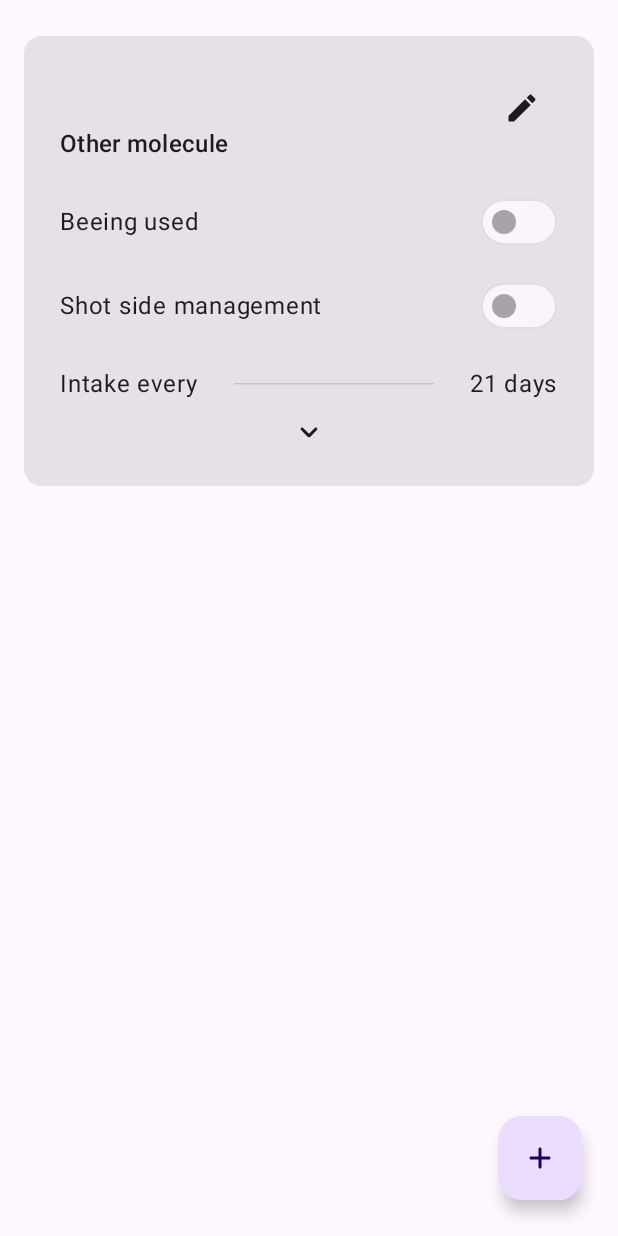
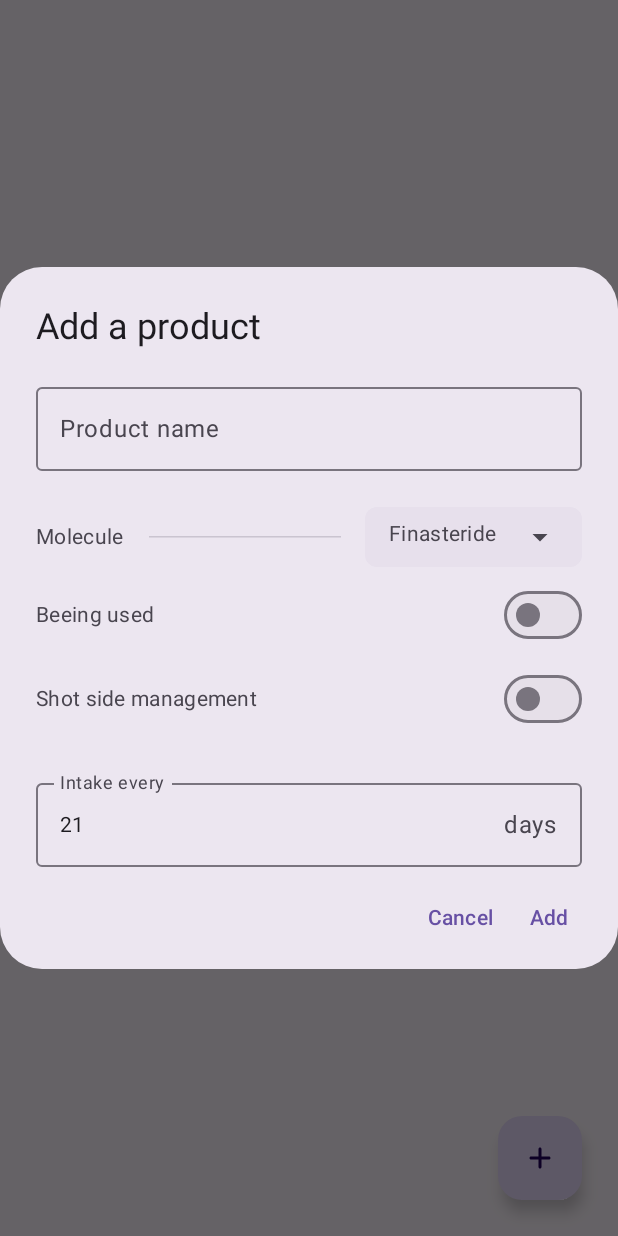
Before and after one commit to DuxMuxxy/TransMemo, an Android app built with Jetpack Compose: the composable ProductsScreen shown on its own in the app's theme, after a tap on "Add a product to the list", on a phone screen of 412 x 824 dp. Run offline under Robolectric (Android 15) with nearby library versions, the phone set to English and light mode, and no system bars; our stand-ins replace Room's generated code; 4 statements that could not run were skipped.

Commit message:
Add product dialog

```diff
--- a/app/src/main/java/com/chrysalide/transmemo/core/model/entities/ProductEntity.kt
+++ b/app/src/main/java/com/chrysalide/transmemo/core/model/entities/ProductEntity.kt
@@ -24,7 +24,7 @@ data class ProductEntity(
     companion object {
         fun default() = ProductEntity(
             name = "",
-            molecule = 0,
+            molecule = 8,
             unit = 0,
             dosePerIntake = 0f,
             capacity = 0f,
--- a/app/src/main/java/com/chrysalide/transmemo/di/AppModule.kt
+++ b/app/src/main/java/com/chrysalide/transmemo/di/AppModule.kt
@@ -21,6 +21,7 @@ import com.chrysalide.transmemo.core.usecase.ImportOldDatabaseUseCase
 import com.chrysalide.transmemo.presentation.MainActivityViewModel
 import com.chrysalide.transmemo.presentation.calendar.CalendarViewModel
 import com.chrysalide.transmemo.presentation.products.ProductsViewModel
+import com.chrysalide.transmemo.presentation.products.add.AddProductViewModel
 import com.chrysalide.transmemo.presentation.settings.SettingsViewModel
 import kotlinx.coroutines.CoroutineScope
 import kotlinx.coroutines.Dispatchers
@@ -60,6 +61,7 @@ private val viewModelModule = module {
     viewModelOf(::MainActivityViewModel)
     viewModelOf(::CalendarViewModel)
     viewModelOf(::ProductsViewModel)
+    viewModelOf(::AddProductViewModel)
     viewModelOf(::SettingsViewModel)
 }
 
--- /dev/null
+++ b/app/src/main/java/com/chrysalide/transmemo/presentation/extension/StringExtensions.kt
@@ -0,0 +1,7 @@
+package com.chrysalide.transmemo.presentation.extension
+
+import androidx.core.text.isDigitsOnly
+
+fun String.isValidIntegerValue() = isNotBlank() && isDigitsOnly()
+
+fun String.isValidDecimalValue() = isNotBlank() && matches("^[0-9]+(\\.[0-9]+)?$".toRegex())
--- a/app/src/main/java/com/chrysalide/transmemo/presentation/products/ProductsScreen.kt
+++ b/app/src/main/java/com/chrysalide/transmemo/presentation/products/ProductsScreen.kt
@@ -40,7 +40,6 @@ import androidx.compose.material3.OutlinedTextField
 import androidx.compose.material3.Switch
 import androidx.compose.material3.Text
 import androidx.compose.material3.TextButton
-import androidx.compose.material3.TextField
 import androidx.compose.runtime.Composable
 import androidx.compose.runtime.getValue
 import androidx.compose.runtime.mutableStateOf
@@ -57,7 +56,6 @@ import androidx.compose.ui.text.input.ImeAction
 import androidx.compose.ui.text.input.KeyboardType
 import androidx.compose.ui.text.style.TextOverflow
 import androidx.compose.ui.unit.dp
-import androidx.core.text.isDigitsOnly
 import androidx.lifecycle.compose.collectAsStateWithLifecycle
 import com.chrysalide.transmemo.R
 import com.chrysalide.transmemo.R.string
@@ -68,10 +66,13 @@ import com.chrysalide.transmemo.presentation.extension.containerCapacity
 import com.chrysalide.transmemo.presentation.extension.dosePerIntake
 import com.chrysalide.transmemo.presentation.extension.expirationDate
 import com.chrysalide.transmemo.presentation.extension.intakeInterval
+import com.chrysalide.transmemo.presentation.extension.isValidDecimalValue
+import com.chrysalide.transmemo.presentation.extension.isValidIntegerValue
 import com.chrysalide.transmemo.presentation.extension.moleculeName
 import com.chrysalide.transmemo.presentation.extension.unitName
 import com.chrysalide.transmemo.presentation.products.ProductsUiState.Loading
 import com.chrysalide.transmemo.presentation.products.ProductsUiState.Products
+import com.chrysalide.transmemo.presentation.products.add.AddProductDialog
 import com.chrysalide.transmemo.presentation.theme.TransMemoTheme
 import org.koin.androidx.compose.koinViewModel
 
@@ -80,11 +81,19 @@ fun ProductsScreen(
     viewModel: ProductsViewModel = koinViewModel(),
 ) {
     val productsUiState by viewModel.productsUiState.collectAsStateWithLifecycle()
+    var showAddProductDialog by remember { mutableStateOf(false) }
+
+    if (showAddProductDialog) {
+        AddProductDialog(
+            onDismiss = { showAddProductDialog = false },
+            onAddedProduct = { /* show added product snackbar ? */}
+        )
+    }
 
     ProductsView(
         productsUiState,
         saveProduct = viewModel::saveProduct,
-        addProduct = viewModel::addProduct
+        addProduct = { showAddProductDialog = true }
     )
 }
 
@@ -183,7 +192,8 @@ private fun ProductCard(
                                         .background(
                                             color = MaterialTheme.colorScheme.surfaceVariant,
                                             shape = MaterialTheme.shapes.small
-                                        ).clickable { isMoleculeDropDownExtended = !isMoleculeDropDownExtended }
+                                        )
+                                        .clickable { isMoleculeDropDownExtended = !isMoleculeDropDownExtended }
                                         .padding(horizontal = 16.dp, vertical = 8.dp)
                                 ) {
                                     Text(
@@ -203,6 +213,47 @@ private fun ProductCard(
                                             onClick = {
                                                 editableProduct = editableProduct.copy(molecule = index)
                                                 isMoleculeDropDownExtended = false
+                                            }
+                                        )
+                                    }
+                                }
+                            }
+                            Spacer(modifier = Modifier.height(24.dp))
+                            Row(verticalAlignment = Alignment.CenterVertically) {
+                                var isUnitDropDownExtended by remember { mutableStateOf(false) }
+                                Text(stringResource(string.feature_product_unit))
+                                HorizontalDivider(
+                                    modifier = Modifier
+                                        .weight(1f)
+                                        .widthIn(min = 16.dp)
+                                        .padding(horizontal = 16.dp)
+                                )
+                                Row(
+                                    modifier = Modifier
+                                        .background(
+                                            color = MaterialTheme.colorScheme.surfaceVariant,
+                                            shape = MaterialTheme.shapes.small
+                                        )
+                                        .clickable { isUnitDropDownExtended = !isUnitDropDownExtended }
+                                        .padding(horizontal = 16.dp, vertical = 8.dp)
+                                ) {
+                                    Text(
+                                        text = editableProduct.unitName(),
+                                        overflow = TextOverflow.Ellipsis
+                                    )
+                                    Spacer(modifier = Modifier.width(16.dp))
+                                    Icon(Icons.Filled.ArrowDropDown, contentDescription = null)
+                                }
+                                DropdownMenu(
+                                    expanded = isUnitDropDownExtended,
+                                    onDismissRequest = { isUnitDropDownExtended = false }
+                                ) {
+                                    stringArrayResource(R.array.units).forEachIndexed { index, unit ->
+                                        DropdownMenuItem(
+                                            text = { Text(unit) },
+                                            onClick = {
+                                                editableProduct = editableProduct.copy(unit = index)
+                                                isUnitDropDownExtended = false
                                             }
                                         )
                                     }
@@ -372,10 +423,10 @@ private fun ProductCard(
 }
 
 @Composable
-private fun SwitchRow(
+fun SwitchRow(
     text: String,
     checked: Boolean,
-    enabled: Boolean,
+    enabled: Boolean = true,
     onCheckedChange: (Boolean) -> Unit
 ) {
     Row(verticalAlignment = Alignment.CenterVertically) {
@@ -423,7 +474,7 @@ private fun TextValueRow(
                 null
             },
             trailingIcon = if (isError) {
-                { Icon(Icons.Filled.Warning, "error", tint = MaterialTheme.colorScheme.error) }
+                { Icon(Icons.Filled.Warning, contentDescription = null, tint = MaterialTheme.colorScheme.error) }
             } else {
                 null
             },
@@ -445,10 +496,6 @@ private fun TextValueRow(
         }
     }
 }
-
-private fun String.isValidIntegerValue() = isNotBlank() && isDigitsOnly()
-
-private fun String.isValidDecimalValue() = isNotBlank() && matches("^[0-9]+(\\.[0-9]+)?$".toRegex())
 
 @ThemePreviews
 @Composable
--- a/app/src/main/java/com/chrysalide/transmemo/presentation/products/ProductsViewModel.kt
+++ b/app/src/main/java/com/chrysalide/transmemo/presentation/products/ProductsViewModel.kt
@@ -29,12 +29,6 @@ class ProductsViewModel(
             databaseRepository.updateProduct(productEntity)
         }
     }
-
-    fun addProduct() {
-        viewModelScope.launch {
-            databaseRepository.insertProduct(ProductEntity.default())
-        }
-    }
 }
 
 sealed interface ProductsUiState {
--- /dev/null
+++ b/app/src/main/java/com/chrysalide/transmemo/presentation/products/add/AddProductDialog.kt
@@ -0,0 +1,214 @@
+package com.chrysalide.transmemo.presentation.products.add
+
+import androidx.compose.foundation.background
+import androidx.compose.foundation.clickable
+import androidx.compose.foundation.layout.Column
+import androidx.compose.foundation.layout.Row
+import androidx.compose.foundation.layout.Spacer
+import androidx.compose.foundation.layout.fillMaxWidth
+import androidx.compose.foundation.layout.height
+import androidx.compose.foundation.layout.padding
+import androidx.compose.foundation.layout.width
+import androidx.compose.foundation.layout.widthIn
+import androidx.compose.foundation.text.KeyboardActions
+import androidx.compose.foundation.text.KeyboardOptions
+import androidx.compose.material.icons.Icons
+import androidx.compose.material.icons.filled.ArrowDropDown
+import androidx.compose.material.icons.filled.Warning
+import androidx.compose.material3.AlertDialog
+import androidx.compose.material3.DropdownMenu
+import androidx.compose.material3.DropdownMenuItem
+import androidx.compose.material3.HorizontalDivider
+import androidx.compose.material3.Icon
+import androidx.compose.material3.MaterialTheme
+import androidx.compose.material3.OutlinedTextField
+import androidx.compose.material3.Text
+import androidx.compose.runtime.Composable
+import androidx.compose.runtime.getValue
+import androidx.compose.runtime.mutableStateOf
+import androidx.compose.runtime.remember
+import androidx.compose.runtime.setValue
+import androidx.compose.ui.Alignment
+import androidx.compose.ui.Modifier
+import androidx.compose.ui.focus.FocusDirection
+import androidx.compose.ui.platform.LocalFocusManager
+import androidx.compose.ui.res.stringArrayResource
+import androidx.compose.ui.res.stringResource
+import androidx.compose.ui.text.input.ImeAction
+import androidx.compose.ui.text.input.KeyboardType
+import androidx.compose.ui.text.style.TextOverflow
+import androidx.compose.ui.unit.dp
+import com.chrysalide.transmemo.R
+import org.koin.androidx.compose.koinViewModel
+import com.chrysalide.transmemo.R.string
+import com.chrysalide.transmemo.core.model.entities.ProductEntity
+import com.chrysalide.transmemo.presentation.design.ThemePreviews
+import com.chrysalide.transmemo.presentation.extension.isValidIntegerValue
+import com.chrysalide.transmemo.presentation.extension.moleculeName
+import com.chrysalide.transmemo.presentation.extension.unitName
+import com.chrysalide.transmemo.presentation.products.SwitchRow
+
+@Composable
+fun AddProductDialog(
+    onDismiss: () -> Unit,
+    onAddedProduct: () -> Unit,
+    viewModel: AddProductViewModel = koinViewModel()
+) {
+    AddProductDialog(
+        onDismiss = onDismiss,
+        addProduct = { product ->
+            viewModel.addProduct(product)
+            onAddedProduct()
+        }
+    )
+}
+
+@Composable
+private fun AddProductDialog(
+    onDismiss: () -> Unit,
+    addProduct: (ProductEntity) -> Unit
+) {
+    val focusManager = LocalFocusManager.current
+    var product by remember { mutableStateOf(ProductEntity.default()) }
+    var intakePeriodicityValue by remember { mutableStateOf(product.intakeInterval.toString()) }
+    val isIntakePeriodicityValid = intakePeriodicityValue.isValidIntegerValue()
+
+    AlertDialog(
+        onDismissRequest = onDismiss,
+        title = { Text(stringResource(string.feature_products_add_dialog_title)) },
+        text = {
+            Column {
+                OutlinedTextField(
+                    modifier = Modifier.fillMaxWidth(),
+                    value = product.name,
+                    onValueChange = { product = product.copy(name = it) },
+                    label = { Text(stringResource(string.feature_product_name)) },
+                    keyboardOptions = KeyboardOptions(imeAction = ImeAction.Next),
+                    keyboardActions = KeyboardActions(onNext = { focusManager.moveFocus(FocusDirection.Down) })
+                )
+                Spacer(modifier = Modifier.height(24.dp))
+                Row(verticalAlignment = Alignment.CenterVertically) {
+                    var isMoleculeDropDownExtended by remember { mutableStateOf(false) }
+                    Text(stringResource(string.feature_product_molecule))
+                    HorizontalDivider(
+                        modifier = Modifier
+                            .weight(1f)
+                            .widthIn(min = 16.dp)
+                            .padding(horizontal = 16.dp)
+                    )
+                    Row(
+                        modifier = Modifier
+                            .background(
+                                color = MaterialTheme.colorScheme.surfaceVariant,
+                                shape = MaterialTheme.shapes.small
+                            )
+                            .clickable { isMoleculeDropDownExtended = !isMoleculeDropDownExtended }
+                            .padding(horizontal = 16.dp, vertical = 8.dp)
+                    ) {
+                        Text(
+                            text = product.moleculeName(),
+                            maxLines = 1,
+                            overflow = TextOverflow.Ellipsis
+                        )
+                        Spacer(modifier = Modifier.width(16.dp))
+                        Icon(Icons.Filled.ArrowDropDown, contentDescription = null)
+                    }
+                    DropdownMenu(
+                        expanded = isMoleculeDropDownExtended,
+                        onDismissRequest = { isMoleculeDropDownExtended = false }
+                    ) {
+                        stringArrayResource(R.array.molecules).forEachIndexed { index, moleculeName ->
+                            DropdownMenuItem(
+                                text = { Text(moleculeName) },
+                                onClick = {
+                                    product = product.copy(molecule = index)
+                                    isMoleculeDropDownExtended = false
+                                }
+                            )
+                        }
+                    }
+                }
+
+                Spacer(modifier = Modifier.height(8.dp))
+                SwitchRow(
+                    text = stringResource(string.feature_products_beeing_used),
+                    checked = product.inUse,
+                    onCheckedChange = { product = product.copy(inUse = it) }
+                )
+                Spacer(modifier = Modifier.height(8.dp))
+                SwitchRow(
+                    text = stringResource(string.feature_products_handle_side),
+                    checked = product.handleSide,
+                    onCheckedChange = { product = product.copy(handleSide = it) }
+                )
+                Spacer(modifier = Modifier.height(24.dp))
+                OutlinedTextField(
+                    modifier = Modifier.fillMaxWidth(),
+                    value = intakePeriodicityValue,
+                    onValueChange = {
+                        intakePeriodicityValue = it
+                        if (it.isValidIntegerValue()) {
+                            product = product.copy(intakeInterval = intakePeriodicityValue.toInt())
+                        }
+                    },
+                    label = { Text(stringResource(string.feature_products_intake_periodicity)) },
+                    suffix = { Text(stringResource(string.global_days)) },
+                    singleLine = true,
+                    isError = !isIntakePeriodicityValid,
+                    supportingText = if (!isIntakePeriodicityValid) {
+                        {
+                            Text(
+                                modifier = Modifier.fillMaxWidth(),
+                                text = stringResource(string.global_bad_value_format),
+                                color = MaterialTheme.colorScheme.error,
+                            )
+                        }
+                    } else {
+                        null
+                    },
+                    trailingIcon = if (!isIntakePeriodicityValid) {
+                        { Icon(Icons.Filled.Warning, contentDescription = null, tint = MaterialTheme.colorScheme.error) }
+                    } else {
+                        null
+                    },
+                    keyboardOptions = KeyboardOptions(
+                        keyboardType = KeyboardType.Number,
+                        imeAction = ImeAction.Done,
+                    )
+                )
+            }
+        },
+        confirmButton = {
+            Text(
+                text = stringResource(string.feature_products_add_dialog_add_button),
+                style = MaterialTheme.typography.labelLarge,
+                color = MaterialTheme.colorScheme.primary,
+                modifier = Modifier
+                    .padding(horizontal = 8.dp)
+                    .clickable {
+                        addProduct(product)
+                        onDismiss()
+                    }
+            )
+        },
+        dismissButton = {
+            Text(
+                text = stringResource(string.global_cancel),
+                style = MaterialTheme.typography.labelLarge,
+                color = MaterialTheme.colorScheme.primary,
+                modifier = Modifier
+                    .padding(horizontal = 8.dp)
+                    .clickable(onClick = onDismiss)
+            )
+        },
+    )
+}
+
+@ThemePreviews
+@Composable
+fun AddProductDialogPreview() {
+    AddProductDialog(
+        onDismiss = {},
+        addProduct = {}
+    )
+}
--- /dev/null
+++ b/app/src/main/java/com/chrysalide/transmemo/presentation/products/add/AddProductViewModel.kt
@@ -0,0 +1,18 @@
+package com.chrysalide.transmemo.presentation.products.add
+
+import androidx.lifecycle.ViewModel
+import androidx.lifecycle.viewModelScope
+import com.chrysalide.transmemo.core.model.entities.ProductEntity
+import com.chrysalide.transmemo.core.repository.DatabaseRepository
+import kotlinx.coroutines.launch
+
+class AddProductViewModel(
+    private val databaseRepository: DatabaseRepository
+): ViewModel() {
+
+    fun addProduct(productEntity: ProductEntity) {
+        viewModelScope.launch {
+            databaseRepository.insertProduct(productEntity)
+        }
+    }
+}
--- a/app/src/main/res/values/strings.xml
+++ b/app/src/main/res/values/strings.xml
@@ -73,4 +73,7 @@
     <string name="feature_products_add_button_content_description">Add a product to the list</string>
     <string name="feature_product_name">Product name</string>
     <string name="feature_product_molecule">Molecule</string>
+    <string name="feature_products_add_dialog_title">Add a product</string>
+    <string name="feature_products_add_dialog_add_button">Add</string>
+    <string name="feature_product_unit">Unit</string>
 </resources>
```
Also changed, not shown: 1 other file.
